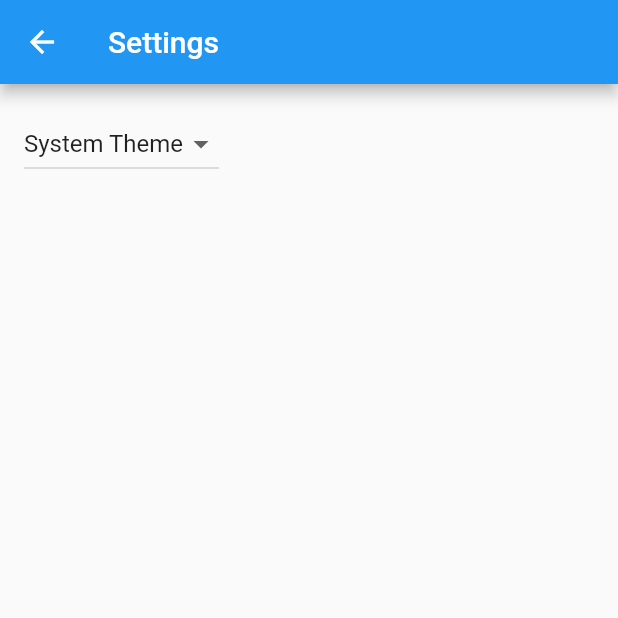
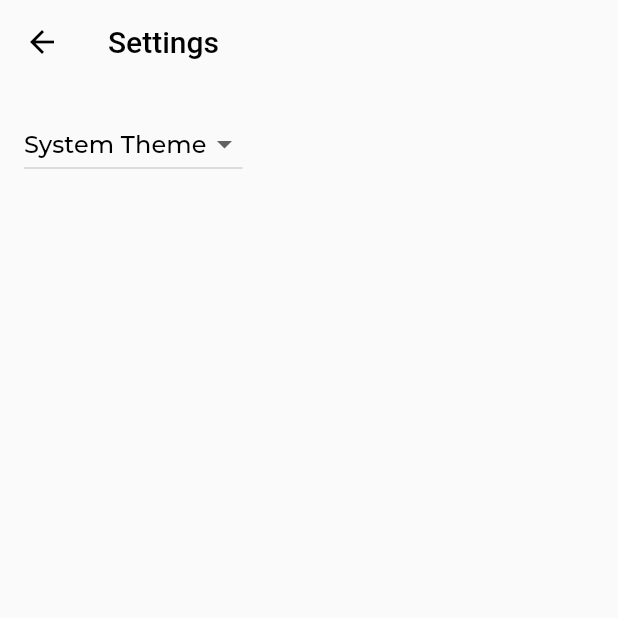
Before and after one commit to boostgrade/wtgt_gamma, a Flutter app: the screen it shows after launch, item 2 of the bottom bar chosen, on a phone screen of 412 x 824 dp, the top half of it. Run offline on Flutter 3.47's test engine with Material 2 defaults, Android fonts, the phone set to English and light mode, and no system bars; our stand-ins replace bloc, dio, equatable, flutter_mobx, mobx, routemaster and 1 more; generated files the repository leaves out were written again.

Commit message:
feat: app theme init (#17)
* feat: app theme init
add: project colors and colors scheme
fix: progress indicator colors usage

* fix: changelog unreleased line

* fix: flutter format

* fix: textButtonTheme overlayColor

```diff
--- a/lib/src/core/ui/res/colors/project_colors.dart
+++ b/lib/src/core/ui/res/colors/project_colors.dart
@@ -1,28 +1,48 @@
-import 'dart:ui';
-
 import 'package:flutter/material.dart';
 
 abstract class ProjectColors {
-  static const Color whiteColor = _white;
-  static const Color divider = _grey;
-  static const Color shadow = _grey;
-  static const Color disabledColor = _darkGrey;
-  static const Color colorError = _freeSpeechRed;
-  static const Color primaryColor = _brightBlue;
-  static const Color activeColor = _green;
-  static const Color textFieldColor = _brightGrey;
-  static const Color secondaryColor = _dustyBlue;
+  static const ColorScheme lightColorScheme = ColorScheme(
+    background: ProjectColors.backgroundColor,
+    brightness: Brightness.light,
+    error: ProjectColors.errorColor,
+    onBackground: ProjectColors.onBackgroundColor,
+    onError: ProjectColors.onErrorColor,
+    onPrimary: ProjectColors.onPrimaryColor,
+    onSecondary: ProjectColors.onSecondaryColor,
+    onSurface: ProjectColors.onSurfaceColor,
+    primary: ProjectColors.primaryColor,
+    primaryVariant: ProjectColors.primaryColor,
+    secondary: ProjectColors.secondaryColor,
+    secondaryVariant: ProjectColors.secondaryColor,
+    surface: ProjectColors.surfaceColor,
+  );
+
+  static const Color backgroundColor = _white;
+  static const Color surfaceColor = _white;
+  static const Color shadowColor = _darkGrey;
+  static const Color errorColor = _red;
+  static const Color primaryColor = _yellow;
+  static const Color secondaryColor = _blue;
   static const Color textColorPrimary = _black;
+  // OnError - текст на цвете ошибки, в схеме его нет - поставил белый
+  static const Color onErrorColor = _white;
+  static const Color onPrimaryColor = _black;
+  static const Color onSecondaryColor = _white;
+  static const Color onSurfaceColor = _black;
+  static const Color onBackgroundColor = _black;
 
-// TODO(any): Основная палитра
+  static const Color cardColor = _salad;
+  static const Color accentColor = _lightSalad;
+  static const Color borderColor = _lightSalad;
+  static const Color progressStatusColor = _orange;
 
+  static const Color _black = Color(0xFF000000);
+  static const Color _blue = Color(0xFF184E9E);
+  static const Color _darkGrey = Color(0xCC000000);
+  static const Color _lightSalad = Color(0xFFB8F09D);
+  static const Color _orange = Color(0xFFED863A);
+  static const Color _red = Color(0xFFB00020);
+  static const Color _salad = Color(0xFFA9D899);
   static const Color _white = Color(0xFFFFFFFF);
-  static const Color _grey = Color(0xFFDFDFDF);
-  static const Color _freeSpeechRed = Color(0xFFE63946);
-  static const Color _darkGrey = Color(0xFF818C99);
-  static const Color _brightBlue = Color(0xFF457B9D);
-  static const Color _green = Color(0xFF90BE6D);
-  static const Color _brightGrey = Color(0xFFEBEDF0);
-  static const Color _dustyBlue = Color(0xFFA8DADC);
-  static const Color _black = Color(0xFF242424);
+  static const Color _yellow = Color(0xFFEBCE0C);
 }
--- a/lib/src/core/ui/uikit/progress_icon_widget.dart
+++ b/lib/src/core/ui/uikit/progress_icon_widget.dart
@@ -24,8 +24,7 @@
           CircularProgressIndicator(
             value: progress,
             strokeWidth: 1.0,
-            color: ProjectColors.activeColor,
-            backgroundColor: ProjectColors.divider,
+            backgroundColor: ProjectColors.backgroundColor,
           ),
           if (progress < 1)
             Text(
@@ -39,7 +38,7 @@
             const Center(
               child: Icon(
                 Icons.check,
-                color: ProjectColors.activeColor,
+                color: ProjectColors.secondaryColor,
                 size: 16.0,
               ),
             ),
--- a/lib/src/features/app/ui/app.dart
+++ b/lib/src/features/app/ui/app.dart
@@ -7,6 +7,7 @@
 import 'package:where_to_go_today/src/di/app_dependencies.dart';
 import 'package:where_to_go_today/src/features/app/ui/app_vm.dart';
 import 'package:where_to_go_today/src/navigation/app_router.dart';
+import 'package:where_to_go_today/src/res/theme/app_theme.dart';
 
 /// The Widget that configures your application.
 class App extends StatefulWidget {
@@ -50,7 +51,7 @@
             Locale('RU', ''), // Russia, no country code
           ],
           onGenerateTitle: (context) => AppLocalizations.of(context)!.appTitle,
-          theme: ThemeData(),
+          theme: AppTheme.lightTheme,
           darkTheme: ThemeData.dark(),
           themeMode: widget.vm.themeMode,
         );
--- /dev/null
+++ b/lib/src/res/theme/app_theme.dart
@@ -0,0 +1,130 @@
+import 'package:flutter/material.dart';
+import 'package:where_to_go_today/src/core/ui/res/colors/project_colors.dart';
+import 'package:where_to_go_today/src/core/ui/res/typography/app_typography.dart';
+
+class AppTheme {
+  static const _appBarTheme = AppBarTheme(
+    backgroundColor: Colors.transparent,
+    elevation: 0.0,
+  );
+
+  static const _bottomNavigationBarTheme = BottomNavigationBarThemeData(
+    selectedItemColor: ProjectColors.secondaryColor,
+    unselectedItemColor: ProjectColors.onBackgroundColor,
+    selectedLabelStyle: AppTypography.s12w400h20(),
+    unselectedLabelStyle: AppTypography.s12w400h20(),
+  );
+
+  static const _cardTheme = CardTheme(
+    shape: RoundedRectangleBorder(
+      borderRadius: BorderRadius.all(
+        Radius.circular(10.0),
+      ),
+    ),
+  );
+
+  static const _inputDecorationTheme = InputDecorationTheme(
+    border: OutlineInputBorder(
+      borderRadius: BorderRadius.all(
+        Radius.circular(6.0),
+      ),
+      borderSide: BorderSide(
+        color: ProjectColors.secondaryColor,
+      ),
+    ),
+    contentPadding: EdgeInsets.all(16.0),
+    enabledBorder: OutlineInputBorder(
+      borderSide: BorderSide(
+        color: ProjectColors.secondaryColor,
+      ),
+    ),
+    focusedBorder: OutlineInputBorder(
+      borderSide: BorderSide(
+        color: ProjectColors.secondaryColor,
+      ),
+      borderRadius: BorderRadius.all(
+        Radius.circular(6.0),
+      ),
+    ),
+    labelStyle: AppTypography.s16w400h20(),
+  );
+
+  static const _progressIndicatorTheme = ProgressIndicatorThemeData(
+    color: ProjectColors.secondaryColor,
+  );
+
+  static const _textSelectionTheme = TextSelectionThemeData(
+    cursorColor: ProjectColors.secondaryColor,
+  );
+
+  static final _checkboxTheme = CheckboxThemeData(
+    checkColor: MaterialStateProperty.all(
+      ProjectColors.onSecondaryColor,
+    ),
+    fillColor: MaterialStateProperty.all(
+      ProjectColors.secondaryColor,
+    ),
+  );
+
+  static final _textButtonTheme = TextButtonThemeData(
+    style: ButtonStyle(
+      backgroundColor: MaterialStateProperty.all(
+        ProjectColors.primaryColor,
+      ),
+      fixedSize: MaterialStateProperty.all(
+        const Size(double.infinity, 46),
+      ),
+      foregroundColor: MaterialStateProperty.resolveWith(
+        (states) => states.contains(MaterialState.disabled)
+            ? ProjectColors.onPrimaryColor.withAlpha(130)
+            : ProjectColors.onPrimaryColor,
+      ),
+      overlayColor: MaterialStateProperty.all(
+        ProjectColors.secondaryColor.withOpacity(0.1),
+      ),
+      padding: MaterialStateProperty.all(
+        const EdgeInsets.symmetric(horizontal: 16),
+      ),
+      shape: MaterialStateProperty.all(
+        const RoundedRectangleBorder(
+          borderRadius: BorderRadius.all(
+            Radius.circular(12.0),
+          ),
+          side: BorderSide(color: ProjectColors.secondaryColor),
+        ),
+      ),
+    ),
+  );
+
+  static final _switchTheme = SwitchThemeData(
+    thumbColor: MaterialStateProperty.all(
+      ProjectColors.primaryColor,
+    ),
+    trackColor: MaterialStateProperty.all(
+      ProjectColors.onBackgroundColor,
+    ),
+  );
+
+  static ThemeData get lightTheme {
+    return ThemeData(
+      appBarTheme: _appBarTheme,
+      bottomNavigationBarTheme: _bottomNavigationBarTheme,
+      cardTheme: _cardTheme,
+      colorScheme: ProjectColors.lightColorScheme,
+      checkboxTheme: _checkboxTheme,
+      inputDecorationTheme: _inputDecorationTheme,
+      progressIndicatorTheme: _progressIndicatorTheme,
+      switchTheme: _switchTheme,
+      textButtonTheme: _textButtonTheme,
+      textSelectionTheme: _textSelectionTheme,
+      textTheme: const TextTheme(
+        headline2: AppTypography.s24w600h20(),
+        bodyText2: AppTypography.s18w500h20ls(),
+        bodyText1: AppTypography.s16w500h20ls(),
+        subtitle1: AppTypography.s16w500h20(),
+        caption: AppTypography.s16w400h20(),
+        button: AppTypography.s16w500h20(),
+      ),
+    );
+  }
+}
```
Also changed, not shown: 1 other file.
